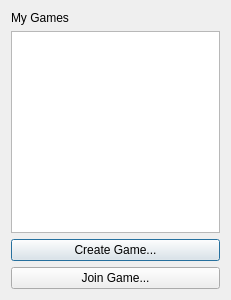
The window that src/ui/maindialog.ui (gvillanueva/wargames-client) describes before a commit, drawn with Qt 5.
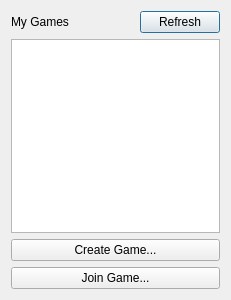
The same window after the commit.

```diff
--- a/src/ui/maindialog.ui
+++ b/src/ui/maindialog.ui
@@ -15,13 +15,30 @@
   </property>
   <layout class="QVBoxLayout" name="verticalLayout">
    <item>
+    <layout class="QHBoxLayout" name="horizontalLayout">
+     <item>
     <widget class="QLabel" name="lblMyGames">
+       <property name="sizePolicy">
+        <sizepolicy hsizetype="Expanding" vsizetype="Preferred">
+         <horstretch>0</horstretch>
+         <verstretch>0</verstretch>
+        </sizepolicy>
+       </property>
      <property name="text">
       <string>My Games</string>
      </property>
     </widget>
    </item>
    <item>
+      <widget class="QPushButton" name="pbRefresh">
+       <property name="text">
+        <string>Refresh</string>
+       </property>
+      </widget>
+     </item>
+    </layout>
+   </item>
+   <item>
     <widget class="QTableView" name="lvMyGames">
      <property name="selectionMode">
       <enum>QAbstractItemView::SingleSelection</enum>
```
Left out of the diff: 2 changed lines with no effect on the pictures. Lines whose indentation alone changed are shown as unchanged.
